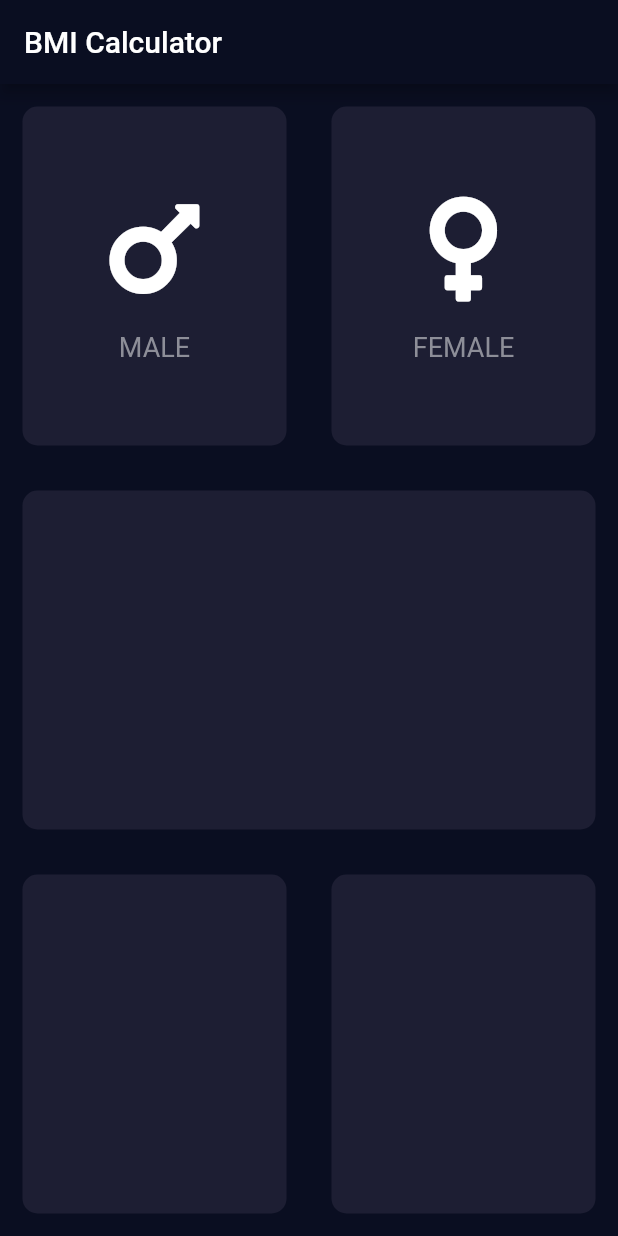
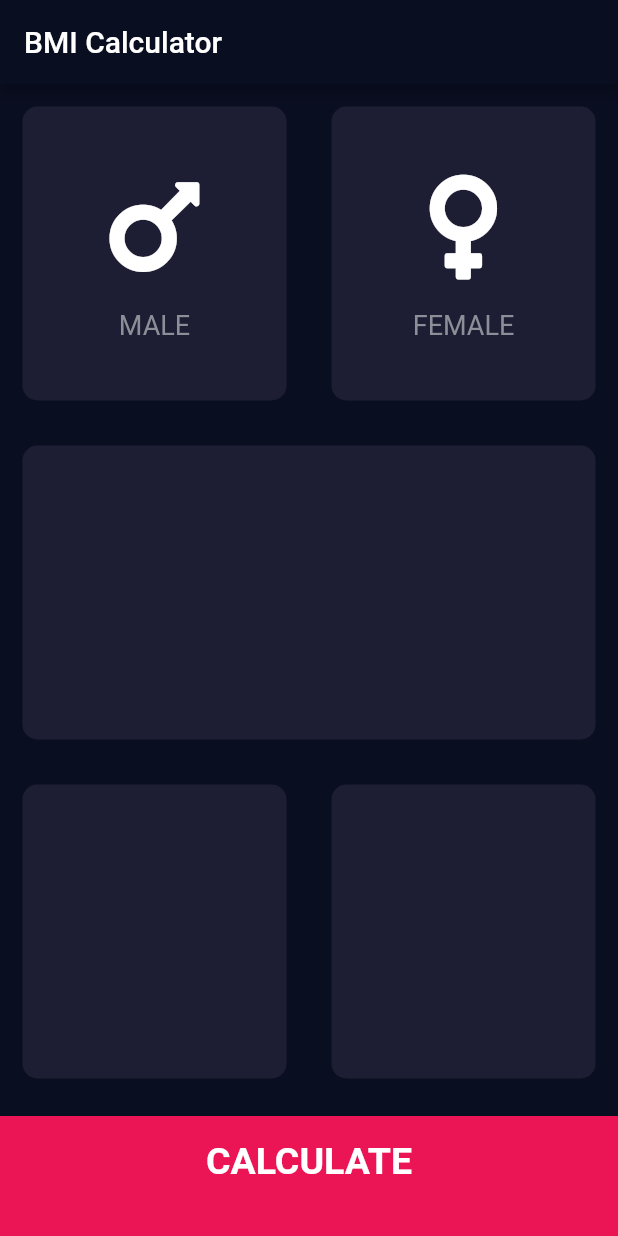
Before and after one commit to piotrek1543/BMI_Calculator_App, a Flutter app: the screen it shows after launch, on a phone screen of 412 x 824 dp. Run offline on Flutter 3.47's test engine with Material 2 defaults, Android fonts, the phone set to English and light mode, and no system bars; our stand-ins replace font_awesome_flutter.

Commit message:
Add BottomButton widget to input_page.dart.

```diff
--- /dev/null
+++ b/lib/components/bottom_button.dart
@@ -0,0 +1,31 @@
+import 'package:flutter/material.dart';
+
+class BottomButton extends StatelessWidget {
+  BottomButton({@required this.onTap, @required this.buttonTitle});
+
+  final Function onTap;
+  final String buttonTitle;
+
+  @override
+  Widget build(BuildContext context) {
+    return GestureDetector(
+      onTap: onTap,
+      child: Container(
+        child: Center(
+          child: Text(
+            buttonTitle,
+            style: TextStyle(
+              fontSize: 25.0,
+              fontWeight: FontWeight.bold,
+            ),
+          ),
+        ),
+        color: Color(0xFFEB1555),
+        margin: EdgeInsets.only(top: 10.0),
+        padding: EdgeInsets.only(bottom: 20.0),
+        width: double.infinity,
+        height: 80.0,
+      ),
+    );
+  }
+}
--- a/lib/screens/input_page.dart
+++ b/lib/screens/input_page.dart
@@ -1,3 +1,4 @@
+import 'package:bmicalculator/components/bottom_button.dart';
 import 'package:bmicalculator/components/icon_content.dart';
 import 'package:bmicalculator/components/reusable_card.dart';
 import 'package:flutter/material.dart';
@@ -65,6 +66,7 @@ class _InputPageState extends State<InputPage> {
               ],
             ),
           ),
+          BottomButton(buttonTitle: 'CALCULATE', onTap: () {}),
         ],
       ),
     );
```
